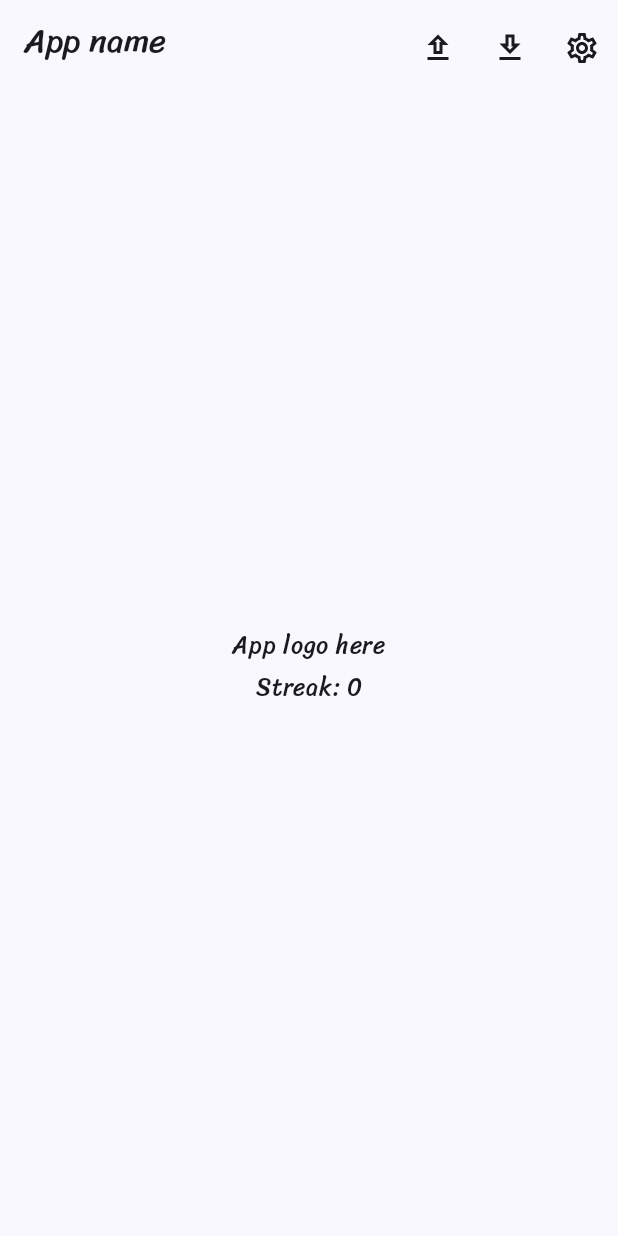
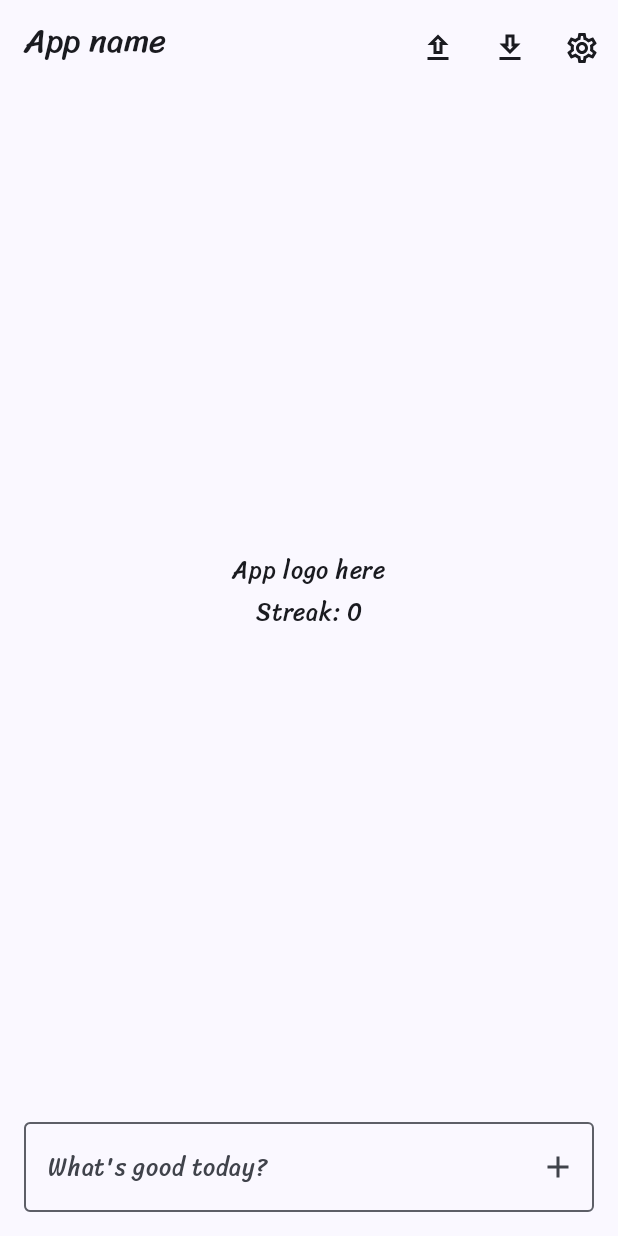
Before and after one commit to tanakornsss/Luminality-Preview, an Android app built with Jetpack Compose: the screen it shows after launch (MainActivity), on a phone screen of 412 x 824 dp. Run offline under Robolectric (Android 15) with nearby library versions, the phone set to English and light mode, and no system bars; our stand-ins replace Room's generated code.

Commit message:
Implement new ui

```diff
--- a/app/src/main/java/dev/tanakornsss/luminality/ui/screen/NewJournalScreen.kt
+++ b/app/src/main/java/dev/tanakornsss/luminality/ui/screen/NewJournalScreen.kt
@@ -4,10 +4,10 @@ import android.net.Uri
 import androidx.activity.compose.rememberLauncherForActivityResult
 import androidx.activity.result.contract.ActivityResultContracts
 import androidx.compose.foundation.layout.Arrangement
-import androidx.compose.foundation.layout.Box
 import androidx.compose.foundation.layout.Column
 import androidx.compose.foundation.layout.Row
 import androidx.compose.foundation.layout.Spacer
+import androidx.compose.foundation.layout.WindowInsets
 import androidx.compose.foundation.layout.fillMaxSize
 import androidx.compose.foundation.layout.fillMaxWidth
 import androidx.compose.foundation.layout.height
@@ -15,6 +15,7 @@ import androidx.compose.foundation.layout.padding
 import androidx.compose.foundation.lazy.LazyColumn
 import androidx.compose.foundation.lazy.items
 import androidx.compose.material.icons.Icons
+import androidx.compose.material.icons.outlined.Add
 import androidx.compose.material.icons.outlined.Delete
 import androidx.compose.material.icons.outlined.Download
 import androidx.compose.material.icons.outlined.Settings
@@ -23,10 +24,10 @@ import androidx.compose.material3.ExperimentalMaterial3Api
 import androidx.compose.material3.Icon
 import androidx.compose.material3.IconButton
 import androidx.compose.material3.MaterialTheme
+import androidx.compose.material3.OutlinedTextField
 import androidx.compose.material3.Scaffold
 import androidx.compose.material3.Text
 import androidx.compose.material3.TopAppBar
-import androidx.compose.material3.rememberBottomSheetScaffoldState
 import androidx.compose.runtime.Composable
 import androidx.compose.runtime.collectAsState
 import androidx.compose.runtime.getValue
@@ -49,8 +50,6 @@ fun NewJournalScreen(
     journalViewModel: JournalViewModel,
     backupViewModel: BackupViewModel
 ) {
-    val scaffoldState = rememberBottomSheetScaffoldState()
-
     var textFieldValue by remember { mutableStateOf("") }
     var pendingDeleteJournal by remember { mutableStateOf<Journal?>(null) }
     var showDeleteDialog by remember { mutableStateOf(false) }
@@ -85,6 +84,7 @@ fun NewJournalScreen(
 
     Scaffold(
         modifier = Modifier.fillMaxSize(),
+        contentWindowInsets = WindowInsets(),
         topBar = {
             TopAppBar(
                 title = {
@@ -115,19 +115,41 @@ fun NewJournalScreen(
             )
         }
     ) { innerPadding ->
-        Box(
+        Column(
             modifier = Modifier
                 .fillMaxSize()
                 .padding(innerPadding),
         ) {
             Column(
-                modifier = Modifier.fillMaxSize(),
+                modifier = Modifier
+                    .weight(1f)
+                    .fillMaxWidth(),
                 verticalArrangement = Arrangement.Center,
                 horizontalAlignment = Alignment.CenterHorizontally
             ) {
                 Text("App logo here")
                 Text("Streak: ${streak.currentStreak}")
             }
+            OutlinedTextField(
+                modifier = Modifier
+                    .fillMaxWidth()
+                    .padding(
+                        vertical = 16.dp,
+                        horizontal = 16.dp
+                    ),
+                value = textFieldValue,
+                onValueChange = {
+                    textFieldValue = it
+                },
+                label = {
+                    Text("What's good today?")
+                },
+                trailingIcon = {
+                    IconButton(onClick = {}) {
+                        Icon(Icons.Outlined.Add, null)
+                    }
+                }
+            )
         }
     }
 }
```
